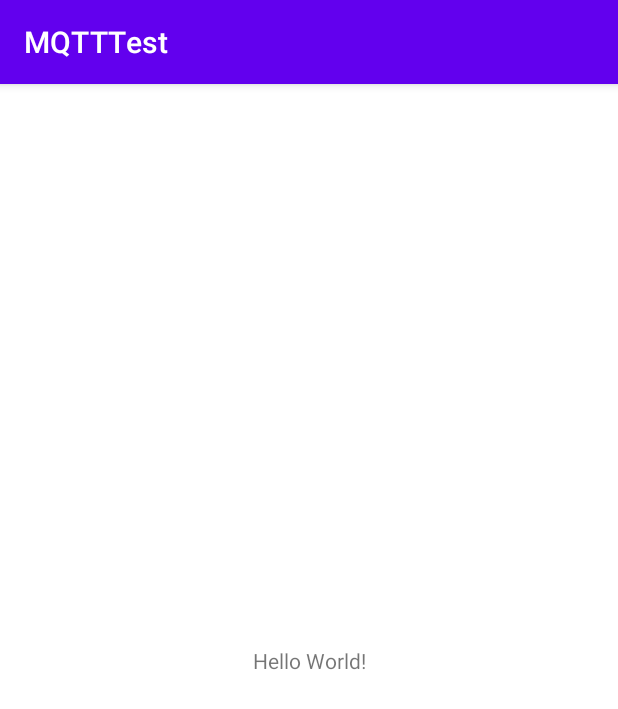
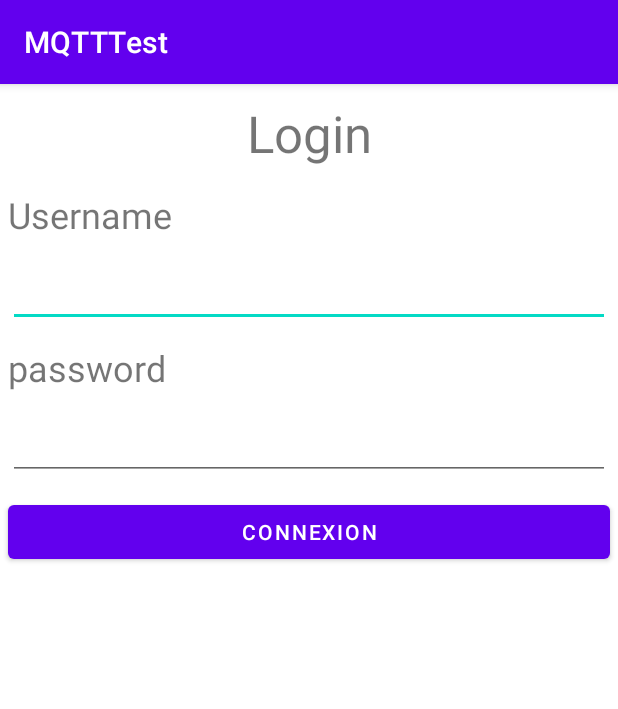
Before and after one commit to ClemDB/MQTTTest, an Android app: the screen it shows after launch (MainActivity), on a phone screen of 412 x 824 dp. Shown: the top 709 px of the screen. Run offline under Robolectric (Android 15) with nearby library versions, the phone set to English and light mode, and no system bars; libraries missing offline, so code that uses them is left out: org.eclipse.paho; 6 statements that could not run were skipped.

Commit message:
MACRON EXPLOSION

```diff
--- a/app/build.gradle
+++ b/app/build.gradle
@@ -35,6 +35,7 @@ dependencies {
     implementation 'org.eclipse.paho:org.eclipse.paho.client.mqttv3:1.1.0'
     implementation 'org.eclipse.paho:org.eclipse.paho.android.service:1.1.1'
     implementation 'androidx.localbroadcastmanager:localbroadcastmanager:1.0.0'
+    implementation 'androidx.legacy:legacy-support-v4:1.0.0'
     testImplementation 'junit:junit:4.+'
     androidTestImplementation 'androidx.test.ext:junit:1.1.3'
     androidTestImplementation 'androidx.test.espresso:espresso-core:3.4.0'
--- /dev/null
+++ b/app/src/main/java/com/example/mqtttest/ClientMQTT.java
@@ -0,0 +1,271 @@
+package com.example.mqtttest;
+
+import android.content.Context;
+import android.util.Log;
+
+import org.eclipse.paho.android.service.MqttAndroidClient;
+import org.eclipse.paho.client.mqttv3.DisconnectedBufferOptions;
+import org.eclipse.paho.client.mqttv3.IMqttActionListener;
+import org.eclipse.paho.client.mqttv3.IMqttDeliveryToken;
+import org.eclipse.paho.client.mqttv3.IMqttToken;
+import org.eclipse.paho.client.mqttv3.MqttCallbackExtended;
+import org.eclipse.paho.client.mqttv3.MqttConnectOptions;
+import org.eclipse.paho.client.mqttv3.MqttException;
+import org.eclipse.paho.client.mqttv3.MqttMessage;
+
+
+public class ClientMQTT
+{
+    private static final String TAG = "ClientMQTT";
+    Context context;
+    public MqttAndroidClient mqttAndroidClient = null;
+    String serverUri = "tcp://192.168.2.62:1883";
+    int portTTN = 1883;
+    String clientId = "android";
+    String subscriptionTopic = "raspi";
+    String publishTopic = "raspi";
+    String username = "android";
+    String password = "";
+
+    public ClientMQTT(Context context)
+    {
+        this.context = context;
+
+        creer();
+        connecter();
+    }
+
+    public ClientMQTT(Context context, String serverTTN, int portTTN, String applicationId, String deviceId, String password)
+    {
+        this.context = context;
+        this.serverUri = "tcp://" + serverTTN + ":" + portTTN;
+        this.portTTN = portTTN;
+        this.clientId = applicationId;
+        this.subscriptionTopic = applicationId + "/devices/" + deviceId + "/up";
+        this.publishTopic = applicationId + "/devices/" + deviceId + "/down";
+        this.username = applicationId;
+        this.password = password;
+        Log.w(TAG, "MqttAndroidClient : serverUri -> " + serverUri);
+        Log.w(TAG, "MqttAndroidClient : applicationId -> " + applicationId);
+        Log.w(TAG, "MqttAndroidClient : deviceId -> " + deviceId);
+        Log.w(TAG, "MqttAndroidClient : subscriptionTopic -> " + subscriptionTopic);
+        Log.w(TAG, "MqttAndroidClient : publishTopic -> " + publishTopic);
+
+        creer();
+        connecter();
+    }
+
+    public void creer()
+    {
+        Log.w(TAG, "MqttAndroidClient.creer : serverUri -> " + serverUri);
+        mqttAndroidClient = new MqttAndroidClient(context, serverUri, clientId);
+        mqttAndroidClient.setCallback(new MqttCallbackExtended()
+        {
+            @Override
+            public void connectComplete(boolean b, String s)
+            {
+                Log.w(TAG, "MqttAndroidClient : connectComplete -> " + s + " (" + b + ")");
+            }
+
+            @Override
+            public void connectionLost(Throwable throwable)
+            {
+                Log.w(TAG, "MqttAndroidClient : connectionLost");
+            }
+
+            @Override
+            public void messageArrived(String topic, MqttMessage mqttMessage) throws Exception
+            {
+                Log.w(TAG, "MqttAndroidClient : messageArrived -> " + mqttMessage.toString());
+            }
+
+            @Override
+            public void deliveryComplete(IMqttDeliveryToken iMqttDeliveryToken)
+            {
+                Log.w(TAG, "MqttAndroidClient : deliveryComplete");
+            }
+        });
+    }
+
+    public void publishMessage(String payload) {
+        try {
+            if (mqttAndroidClient.isConnected() == false) {
+                mqttAndroidClient.connect();
+            }
+
+            MqttMessage message = new MqttMessage();
+            message.setPayload(payload.getBytes());
+            message.setQos(0);
+            mqttAndroidClient.publish("raspi", message,null, new IMqttActionListener() {
+                @Override
+                public void onSuccess(IMqttToken asyncActionToken) {
+                    Log.i(TAG, "publish succeed!") ;
+                }
+
+                @Override
+                public void onFailure(IMqttToken asyncActionToken, Throwable exception) {
+                    Log.i(TAG, "publish failed!") ;
+                }
+            });
+        } catch (MqttException e) {
+            Log.e(TAG, e.toString());
+            e.printStackTrace();
+        }
+    }
+
+    public void setCallback(MqttCallbackExtended callback)
+    {
+        mqttAndroidClient.setCallback(callback);
+    }
+
+    public void connecter()
+    {
+        Log.w(TAG, "MqttAndroidClient.connecter : username -> " + username);
+        MqttConnectOptions mqttConnectOptions = new MqttConnectOptions();
+        mqttConnectOptions.setAutomaticReconnect(true);
+        mqttConnectOptions.setCleanSession(false);
+        //mqttConnectOptions.setUserName(username);
+        //mqttConnectOptions.setPassword(password.toCharArray());
+
+        try {
+            mqttAndroidClient.connect(mqttConnectOptions, context, new IMqttActionListener()
+            {
+                @Override
+                public void onSuccess(IMqttToken asyncActionToken)
+                {
+                    Log.w(TAG, "connecter : onSuccess");
+                    DisconnectedBufferOptions disconnectedBufferOptions = new DisconnectedBufferOptions();
+                    disconnectedBufferOptions.setBufferEnabled(true);
+                    disconnectedBufferOptions.setBufferSize(100);
+                    disconnectedBufferOptions.setPersistBuffer(false);
+                    disconnectedBufferOptions.setDeleteOldestMessages(false);
+                    mqttAndroidClient.setBufferOpts(disconnectedBufferOptions);
+                    souscrire();
+                }
+
+                @Override
+                public void onFailure(IMqttToken asyncActionToken, Throwable exception)
+                {
+                    Log.w(TAG, "connecter : onFailure -> " + serverUri + exception.toString());
+                }
+            });
+        }
+        catch (MqttException ex)
+        {
+            ex.printStackTrace();
+            Log.e(TAG, "connecter : exception");
+        }
+    }
+
+    public void reconnecter()
+    {
+        Log.w(TAG, "MqttAndroidClient : reconnecter");
+        if(estConnecte())
+            deconnecter();
+        connecter();
+    }
+
+    public void deconnecter()
+    {
+        Log.w(TAG, "MqttAndroidClient : deconnecter");
+        Thread deconnexion = new Thread(new Runnable()
+        {
+            public void run()
+            {
+                try
+                {
+                    mqttAndroidClient.disconnect();
+                }
+                catch (MqttException e)
+                {
+                    e.printStackTrace();
+                    Log.e(TAG, "MqttAndroidClient : deconnecter -> exception");
+                }
+            }
+        });
+        // Démarrage
+        deconnexion.start();
+    }
+
+    public boolean estConnecte()
+    {
+        Log.w(TAG, "MqttAndroidClient : estConnecte -> " + mqttAndroidClient.isConnected());
+        return mqttAndroidClient.isConnected();
+    }
+
+    public boolean souscrire(String topic)
+    {
+        Log.w(TAG, "MqttAndroidClient : souscrire -> " + topic);
+        try
+        {
+            final boolean[] retour = {false};
+            mqttAndroidClient.subscribe(topic, 0, null, new IMqttActionListener()
+            {
+                @Override
+                public void onSuccess(IMqttToken asyncActionToken)
+                {
+                    Log.w(TAG,"souscrire : onSuccess");
+                    retour[0] = true;
+                }
+
+                @Override
+                public void onFailure(IMqttToken asyncActionToken, Throwable exception)
+                {
+                    Log.w(TAG, "souscrire : onFailure");
+                    retour[0] = false;
+                }
+            });
+            return retour[0];
+        }
+        catch (MqttException ex)
+        {
+            Log.e(TAG, "souscrire : exception");
+            ex.printStackTrace();
+            return false;
+        }
+    }
+
+    private void souscrire()
+    {
+        try
+        {
+            mqttAndroidClient.subscribe(subscriptionTopic, 0, null, new IMqttActionListener()
+            {
+                @Override
+                public void onSuccess(IMqttToken asyncActionToken)
+                {
+                    Log.w(TAG,"souscrire : onSuccess");
+                    //publishMessage("Bonjour tout le monde");
+                }
+
+                @Override
+                public void onFailure(IMqttToken asyncActionToken, Throwable exception)
+                {
+                    Log.w(TAG, "souscrire : onFailure");
+                }
+            });
+
+        }
+        catch (MqttException ex)
+        {
+            Log.e(TAG, "souscrire : exception");
+            ex.printStackTrace();
+        }
+    }
+
+    public void setParametres(String serverTTN, int portTTN, String applicationId, String deviceId, String password)
+    {
+        this.serverUri = "tcp://" + serverTTN + ":" + portTTN;
+        this.portTTN = portTTN;
+        this.clientId = applicationId;
+        this.subscriptionTopic = applicationId + "/devices/" + deviceId + "/up";
+        this.publishTopic = applicationId + "/devices/" + deviceId + "/down";
+        this.username = applicationId;
+        this.password = password;
+        Log.w(TAG, "MqttAndroidClient : serverUri -> " + serverUri);
+        Log.w(TAG, "MqttAndroidClient : applicationId -> " + applicationId);
+        Log.w(TAG, "MqttAndroidClient : deviceId -> " + deviceId);
+        Log.w(TAG, "MqttAndroidClient : subscriptionTopic -> " + subscriptionTopic);
+        Log.w(TAG, "MqttAndroidClient : publishTopic -> " + publishTopic);
+    }
+}
--- /dev/null
+++ b/app/src/main/java/com/example/mqtttest/LoginFragment.java
@@ -0,0 +1,67 @@
+package com.example.mqtttest;
+
+import android.os.Bundle;
+
+import androidx.annotation.NonNull;
+import androidx.annotation.Nullable;
+import androidx.fragment.app.Fragment;
+import androidx.lifecycle.ViewModelProvider;
+
+import android.view.LayoutInflater;
+import android.view.View;
+import android.view.ViewGroup;
+import android.widget.Button;
+import android.widget.EditText;
+
+/**
+ * A simple {@link Fragment} subclass.
+ * Use the {@link LoginFragment#newInstance} factory method to
+ * create an instance of this fragment.
+ */
+public class LoginFragment extends Fragment {
+
+    EditText useranme, password;
+    Button btnConnexion;
+    public static ClientMQTT clientMQTT;
+
+    public LoginFragment() {
+        // Required empty public constructor
+    }
+
+    public static LoginFragment newInstance() {
+        LoginFragment fragment = new LoginFragment();
+        Bundle args = new Bundle();
+        fragment.setArguments(args);
+        return fragment;
+    }
+
+    @Override
+    public void onCreate(Bundle savedInstanceState) {
+        super.onCreate(savedInstanceState);
+    }
+
+    @Override
+    public View onCreateView(LayoutInflater inflater, ViewGroup container,
+                             Bundle savedInstanceState) {
+        // Inflate the layout for this fragment
+        return inflater.inflate(R.layout.fragment_login, container, false);
+    }
+
+    @Override
+    public void onViewCreated(@NonNull View view, @Nullable Bundle savedInstanceState) {
+        super.onViewCreated(view, savedInstanceState);
+
+        useranme = view.findViewById(R.id.ed_username);
+        password = view.findViewById(R.id.ed_password);
+        btnConnexion = view.findViewById(R.id.btn_connexion);
+
+        //monViewModel = new ViewModelProvider(requireActivity()).get(MonViewModel.class);
+
+        btnConnexion.setOnClickListener(new View.OnClickListener() {
+            @Override
+            public void onClick(View v) {
+                clientMQTT.publishMessage("connexion " + useranme.getText().toString() + " " + password.getText().toString());
+            }
+        });
+    }
+}
--- a/app/src/main/java/com/example/mqtttest/MainActivity.java
+++ b/app/src/main/java/com/example/mqtttest/MainActivity.java
@@ -1,6 +1,9 @@
 package com.example.mqtttest;
 
 import androidx.appcompat.app.AppCompatActivity;
+import androidx.fragment.app.Fragment;
+import androidx.fragment.app.FragmentManager;
+import androidx.fragment.app.FragmentTransaction;
 
 import android.content.Context;
 import android.os.Bundle;
@@ -8,14 +11,33 @@ import android.os.Bundle;
 import org.eclipse.paho.android.service.MqttAndroidClient;
 
 public class MainActivity extends AppCompatActivity {
-    MqttAndroidClient mqttAndroidClient;
-    Context c =this;
+
+    public static ClientMQTT clientMQTT = null;
+    FragmentManager fragmentManager;
+    LoginFragment loginFragment;
+    MenuFragment menuFragment;
+    Context c = this;
+
     @Override
     protected void onCreate(Bundle savedInstanceState) {
         super.onCreate(savedInstanceState);
         setContentView(R.layout.activity_main);
-        //mqttAndroidClient
 
+        fragmentManager = getSupportFragmentManager();
+        loginFragment  = LoginFragment.newInstance();
+        menuFragment = MenuFragment.newInstance();
 
+        clientMQTT = new ClientMQTT(getApplicationContext());
+        loginFragment.clientMQTT = clientMQTT;
+
+        showFragment(loginFragment);
     }
+
+    public void showFragment(Fragment f) {
+        FragmentTransaction fragmentTransaction = fragmentManager.beginTransaction();
+        fragmentTransaction.replace(R.id.fragmentContainerView, f);
+        fragmentTransaction.addToBackStack(null);
+        fragmentTransaction.commit();
+    }
+
 }
--- /dev/null
+++ b/app/src/main/java/com/example/mqtttest/MenuFragment.java
@@ -0,0 +1,49 @@
+package com.example.mqtttest;
+
+import android.os.Bundle;
+
+import androidx.annotation.NonNull;
+import androidx.annotation.Nullable;
+import androidx.fragment.app.Fragment;
+
+import android.view.LayoutInflater;
+import android.view.View;
+import android.view.ViewGroup;
+
+/**
+ * A simple {@link Fragment} subclass.
+ * Use the {@link MenuFragment#newInstance} factory method to
+ * create an instance of this fragment.
+ */
+public class MenuFragment extends Fragment {
+
+
+    public MenuFragment() {
+        // Required empty public constructor
+    }
+
+    public static MenuFragment newInstance() {
+        MenuFragment fragment = new MenuFragment();
+        Bundle args = new Bundle();
+        fragment.setArguments(args);
+        return fragment;
+    }
+
+    @Override
+    public void onCreate(Bundle savedInstanceState) {
+        super.onCreate(savedInstanceState);
+
+    }
+
+    @Override
+    public View onCreateView(LayoutInflater inflater, ViewGroup container,
+                             Bundle savedInstanceState) {
+        // Inflate the layout for this fragment
+        return inflater.inflate(R.layout.fragment_menu, container, false);
+    }
+
+    @Override
+    public void onViewCreated(@NonNull View view, @Nullable Bundle savedInstanceState) {
+        super.onViewCreated(view, savedInstanceState);
+    }
+}
--- a/app/src/main/res/layout/activity_main.xml
+++ b/app/src/main/res/layout/activity_main.xml
@@ -1,18 +1,8 @@
 <?xml version="1.0" encoding="utf-8"?>
-<androidx.constraintlayout.widget.ConstraintLayout xmlns:android="http://schemas.android.com/apk/res/android"
+<FrameLayout xmlns:android="http://schemas.android.com/apk/res/android"
     xmlns:app="http://schemas.android.com/apk/res-auto"
     xmlns:tools="http://schemas.android.com/tools"
+    android:id="@+id/fragmentContainerView"
     android:layout_width="match_parent"
     android:layout_height="match_parent"
-    tools:context=".MainActivity">
-
-    <TextView
-        android:layout_width="wrap_content"
-        android:layout_height="wrap_content"
-        android:text="Hello World!"
-        app:layout_constraintBottom_toBottomOf="parent"
-        app:layout_constraintLeft_toLeftOf="parent"
-        app:layout_constraintRight_toRightOf="parent"
-        app:layout_constraintTop_toTopOf="parent" />
-
-</androidx.constraintlayout.widget.ConstraintLayout>
+    tools:context=".MainActivity" />
--- /dev/null
+++ b/app/src/main/res/layout/fragment_login.xml
@@ -0,0 +1,61 @@
+<?xml version="1.0" encoding="utf-8"?>
+<LinearLayout xmlns:android="http://schemas.android.com/apk/res/android"
+    xmlns:tools="http://schemas.android.com/tools"
+    android:layout_width="match_parent"
+    android:layout_height="match_parent"
+    android:orientation="vertical"
+    tools:context=".LoginFragment">
+
+    <TextView
+        android:id="@+id/tvTitre"
+        android:layout_width="match_parent"
+        android:layout_height="wrap_content"
+        android:layout_margin="10dp"
+        android:gravity="center"
+        android:text="Login"
+        android:textSize="34sp" />
+
+    <TextView
+        android:id="@+id/tvTitreUser"
+        android:layout_width="match_parent"
+        android:layout_height="wrap_content"
+        android:layout_margin="5dp"
+        android:text="Username"
+        android:textSize="24sp" />
+
+    <EditText
+        android:id="@+id/ed_username"
+        android:layout_width="match_parent"
+        android:layout_height="wrap_content"
+        android:layout_margin="5dp"
+        android:ems="10"
+        android:inputType="textPersonName"
+        android:minHeight="48dp"
+        tools:ignore="SpeakableTextPresentCheck" />
+
+    <TextView
+        android:id="@+id/tvTitrePassword"
+        android:layout_width="match_parent"
+        android:layout_height="wrap_content"
+        android:layout_margin="5dp"
+        android:text="password"
+        android:textSize="24sp" />
+
+    <EditText
+        android:id="@+id/ed_password"
+        android:layout_width="match_parent"
+        android:layout_height="wrap_content"
+        android:layout_margin="5dp"
+        android:ems="10"
+        android:inputType="textPersonName"
+        android:minHeight="48dp"
+        tools:ignore="SpeakableTextPresentCheck" />
+
+    <Button
+        android:id="@+id/btn_connexion"
+        android:layout_width="match_parent"
+        android:layout_height="wrap_content"
+        android:layout_margin="5dp"
+        android:text="Connexion" />
+
+</LinearLayout>
--- a/app/src/main/res/values/strings.xml
+++ b/app/src/main/res/values/strings.xml
@@ -1,3 +1,5 @@
 <resources>
     <string name="app_name">MQTTTest</string>
+    <!-- TODO: Remove or change this placeholder text -->
+    <string name="hello_blank_fragment">Hello blank fragment</string>
 </resources>
```
Also changed, not shown: app/src/main/java/com/example/mqtttest/Account.java (added, +27 -0 lines), app/src/main/java/com/example/mqtttest/MonViewModel.java (added, +14 -0 lines), app/src/main/res/layout/fragment_menu.xml (added, +37 -0 lines).
